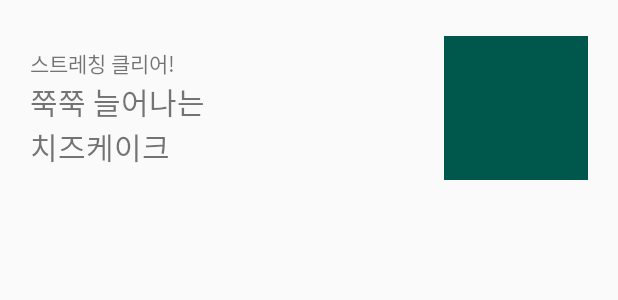
After one commit to Nexters/moss-android, an Android app: the layout item_diary_no.xml on its own in the app's theme, with its tools: preview values and no code run, on a phone screen of 412 x 824 dp. The commit adds this screen. Shown: the top 300 px of the screen. Run offline under Robolectric (Android 15) with nearby library versions, the phone set to English and light mode, and no system bars.

Commit message:
feat-#7 [케익 다이어리] recycler view
- 데이터 하드코딩
- data binding 적용해야 함!

```diff
--- a/app/build.gradle
+++ b/app/build.gradle
@@ -47,4 +47,6 @@ dependencies {
     implementation 'androidx.lifecycle:lifecycle-extensions:2.2.0'
 
     implementation 'com.android.support:design:29.1.0'
+
+    implementation 'androidx.recyclerview:recyclerview:1.1.0'
 }
--- a/app/src/main/java/com/nexters/moss/ui/diary/DiaryActivity.kt
+++ b/app/src/main/java/com/nexters/moss/ui/diary/DiaryActivity.kt
@@ -20,7 +20,10 @@ class DiaryActivity : BaseActivity<ActivityDiaryBinding>() {
     override fun onCreate(savedInstanceState: Bundle?) {
         super.onCreate(savedInstanceState)
 
+        setViewPager()
+    }
 
+    private fun setViewPager(){
         diaryAdapter = DiaryViewPagerAdapter(supportFragmentManager)
 
         layout_diary_view_pager.adapter = diaryAdapter
--- /dev/null
+++ b/app/src/main/res/layout/item_diary_no.xml
@@ -0,0 +1,56 @@
+<?xml version="1.0" encoding="utf-8"?>
+<LinearLayout xmlns:android="http://schemas.android.com/apk/res/android"
+    android:layout_width="match_parent"
+    android:layout_height="wrap_content"
+    android:orientation="vertical">
+
+    <RelativeLayout
+        android:layout_width="match_parent"
+        android:layout_height="@dimen/diary_item_card_height"
+        android:padding="@dimen/diary_item_padding_start_end">
+
+        <LinearLayout
+            android:layout_width="wrap_content"
+            android:layout_height="wrap_content"
+            android:layout_alignParentStart="true"
+            android:layout_centerVertical="true"
+            android:orientation="vertical">
+
+            <TextView
+                android:id="@+id/txt_diary_item_clear"
+                android:layout_width="wrap_content"
+                android:layout_height="wrap_content"
+                android:text="스트레칭 클리어!"
+                android:textSize="@dimen/diary_item_txt_clear" />
+
+            <TextView
+                android:id="@+id/txt_diary_item_cake_subjective"
+                android:layout_width="wrap_content"
+                android:layout_height="wrap_content"
+                android:text="쭉쭉 늘어나는"
+                android:textSize="@dimen/diary_item_txt_cake_name" />
+
+            <TextView
+                android:id="@+id/txt_diary_item_cake_name"
+                android:layout_width="wrap_content"
+                android:layout_height="wrap_content"
+                android:text="치즈케이크"
+                android:textSize="@dimen/diary_item_txt_cake_name" />
+        </LinearLayout>
+
+        <RelativeLayout
+            android:layout_width="wrap_content"
+            android:layout_height="wrap_content"
+            android:layout_alignParentEnd="true"
+            android:layout_centerVertical="true">
+
+            <ImageView
+                android:id="@+id/img_diary_item_cake"
+                android:layout_width="@dimen/diary_item_img_height"
+                android:layout_height="@dimen/diary_item_img_height"
+                android:background="@color/colorPrimaryDark" />
+
+        </RelativeLayout>
+    </RelativeLayout>
+
+</LinearLayout>
--- a/app/src/main/res/values/dimen.xml
+++ b/app/src/main/res/values/dimen.xml
@@ -4,8 +4,12 @@
     <!-- diary -->
     <dimen name="diary_padding_title_start_end">23dp</dimen>
     <dimen name="diary_padding_title_bottom">15sp</dimen>
-
+    <dimen name="diary_item_card_height">144dp</dimen>
+    <dimen name="diary_item_img_height">96dp</dimen>
+    <dimen name="diary_item_padding_start_end">20dp</dimen>
 
     <dimen name="diary_txt_title">18sp</dimen>
     <dimen name="diary_tab_layout_title">16sp</dimen>
+    <dimen name="diary_item_txt_clear">14sp</dimen>
+    <dimen name="diary_item_txt_cake_name">20sp</dimen>
 </resources>
```
Also changed, not shown: app/src/main/java/com/nexters/moss/model/DiaryCakeModel.kt (added, +7 -0 lines), app/src/main/java/com/nexters/moss/ui/diary/DiaryPieceFragment.kt (+45 -1 lines), app/src/main/java/com/nexters/moss/ui/diary/DiaryWholeFragment.kt (+27 -0 lines), app/src/main/java/com/nexters/moss/ui/diary/adapter/DiaryPieceRecyclerAdapter.kt (added, +46 -0 lines), app/src/main/res/layout/fragment_piece_no.xml (renamed from app/src/main/java/com/nexters/moss/ui/main/MainActivity.kt, +13 -18 lines).
